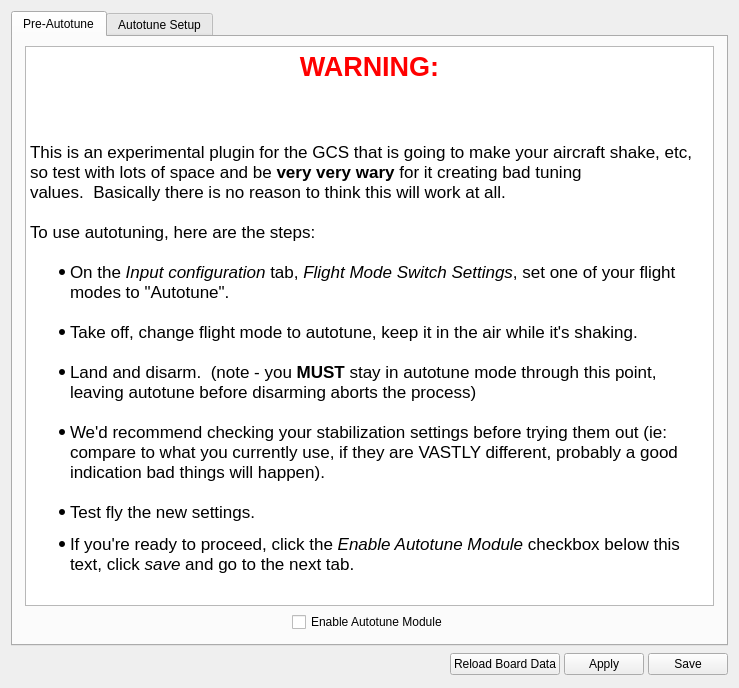
Old version of the form ground/openpilotgcs/src/plugins/config/autotune.ui in the repository openpilot/OpenPilot.
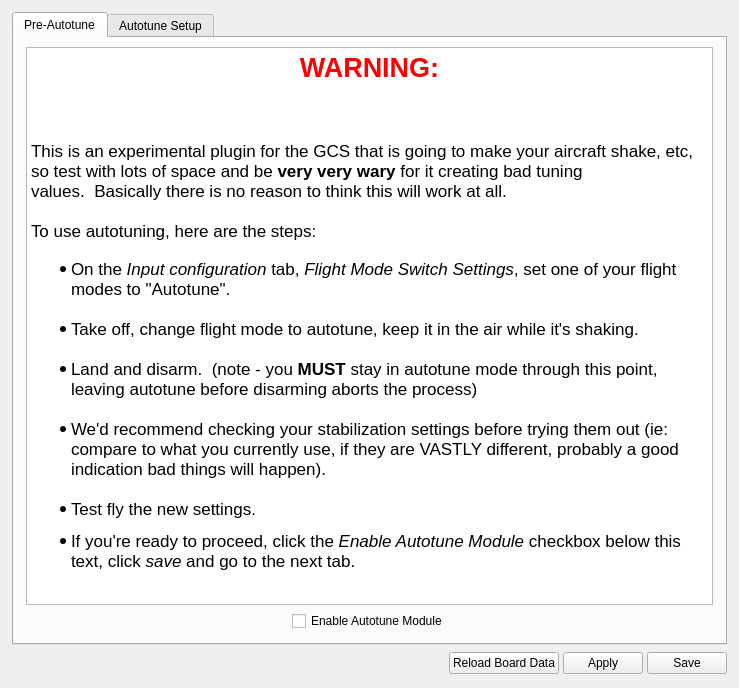
New version of the form.

Commit message: couple little tweaks, is perfect on linux and windows, close enough on osx

Diff of the .ui file:
```diff
--- a/ground/openpilotgcs/src/plugins/config/autotune.ui
+++ b/ground/openpilotgcs/src/plugins/config/autotune.ui
@@ -21,7 +21,10 @@
   </property>
   <layout class="QVBoxLayout" name="verticalLayout_2">
    <property name="spacing">
-    <number>-1</number>
+    <number>6</number>
+   </property>
+   <property name="margin">
+    <number>12</number>
    </property>
    <item>
     <widget class="QTabWidget" name="Autotune_tabs">
@@ -80,17 +83,17 @@
           <string>&lt;!DOCTYPE HTML PUBLIC &quot;-//W3C//DTD HTML 4.0//EN&quot; &quot;http://www.w3.org/TR/REC-html40/strict.dtd&quot;&gt;
 &lt;html&gt;&lt;head&gt;&lt;meta name=&quot;qrichtext&quot; content=&quot;1&quot; /&gt;&lt;style type=&quot;text/css&quot;&gt;
 p, li { white-space: pre-wrap; }
-&lt;/style&gt;&lt;/head&gt;&lt;body style=&quot; font-family:'Lucida Grande'; font-size:13pt; font-weight:400; font-style:normal;&quot;&gt;
-&lt;p align=&quot;center&quot; style=&quot; margin-top:0px; margin-bottom:0px; margin-left:0px; margin-right:0px; -qt-block-indent:0; text-indent:0px;&quot;&gt;&lt;span style=&quot; font-size:20pt; font-weight:600; color:#ff0000;&quot;&gt;WARNING:&lt;/span&gt;&lt;/p&gt;
-&lt;p style=&quot;-qt-paragraph-type:empty; margin-top:0px; margin-bottom:0px; margin-left:0px; margin-right:0px; -qt-block-indent:0; text-indent:0px;&quot;&gt;&lt;br /&gt;&lt;/p&gt;
-&lt;p style=&quot; margin-top:0px; margin-bottom:0px; margin-left:0px; margin-right:0px; -qt-block-indent:0; text-indent:0px;&quot;&gt;&lt;br /&gt;&lt;/p&gt;
-&lt;p style=&quot; margin-top:0px; margin-bottom:0px; margin-left:0px; margin-right:0px; -qt-block-indent:0; text-indent:0px;&quot;&gt;This is an experimental plugin for the GCS that is going to make your aircraft shake, etc, so test with lots of space and be &lt;span style=&quot; font-weight:600;&quot;&gt;very very wary&lt;/span&gt; for it creating bad tuning values.  Basically there is no reason to think this will work at all.&lt;br /&gt;&lt;br /&gt;To use autotuning, here are the steps:&lt;br /&gt;&lt;/p&gt;
-&lt;ul style=&quot;margin-top: 0px; margin-bottom: 0px; margin-left: 0px; margin-right: 0px; -qt-list-indent: 1;&quot;&gt;&lt;li style=&quot; margin-top:0px; margin-bottom:0px; margin-left:0px; margin-right:0px; -qt-block-indent:0; text-indent:0px;&quot;&gt;On the &lt;span style=&quot; font-style:italic;&quot;&gt;Input configuration&lt;/span&gt; tab, &lt;span style=&quot; font-style:italic;&quot;&gt;Flight Mode Switch Settings&lt;/span&gt;, set one of your flight modes to &amp;quot;Autotune&amp;quot;.&lt;br /&gt;&lt;/li&gt;
-&lt;li style=&quot; margin-top:0px; margin-bottom:0px; margin-left:0px; margin-right:0px; -qt-block-indent:0; text-indent:0px;&quot;&gt;Take off, change flight mode to autotune, keep it in the air while it's shaking.&lt;br /&gt;&lt;/li&gt;
-&lt;li style=&quot; margin-top:0px; margin-bottom:0px; margin-left:0px; margin-right:0px; -qt-block-indent:0; text-indent:0px;&quot;&gt;Land and disarm.  (note - you &lt;span style=&quot; font-weight:600;&quot;&gt;MUST&lt;/span&gt; stay in autotune mode through this point, leaving autotune before disarming aborts the process)&lt;br /&gt;&lt;/li&gt;
-&lt;li style=&quot; margin-top:0px; margin-bottom:0px; margin-left:0px; margin-right:0px; -qt-block-indent:0; text-indent:0px;&quot;&gt;We'd recommend checking your stabilization settings before trying them out (ie: compare to what you currently use, if they are VASTLY different, probably a good indication bad things will happen).&lt;br /&gt;&lt;/li&gt;
-&lt;li style=&quot; margin-top:0px; margin-bottom:12px; margin-left:0px; margin-right:0px; -qt-block-indent:0; text-indent:0px;&quot;&gt;Test fly the new settings.&lt;/li&gt;
-&lt;li style=&quot; margin-top:0px; margin-bottom:12px; margin-left:0px; margin-right:0px; -qt-block-indent:0; text-indent:0px;&quot;&gt;If you're ready to proceed, click the &lt;span style=&quot; font-style:italic;&quot;&gt;Enable Autotune Module&lt;/span&gt; checkbox below this text, click &lt;span style=&quot; font-style:italic;&quot;&gt;save&lt;/span&gt; and go to the next tab.&lt;/li&gt;&lt;/ul&gt;&lt;/body&gt;&lt;/html&gt;</string>
+&lt;/style&gt;&lt;/head&gt;&lt;body style=&quot; font-family:'Ubuntu'; font-size:11pt; font-weight:400; font-style:normal;&quot;&gt;
+&lt;p align=&quot;center&quot; style=&quot; margin-top:0px; margin-bottom:0px; margin-left:0px; margin-right:0px; -qt-block-indent:0; text-indent:0px;&quot;&gt;&lt;span style=&quot; font-family:'Lucida Grande'; font-size:20pt; font-weight:600; color:#ff0000;&quot;&gt;WARNING:&lt;/span&gt;&lt;/p&gt;
+&lt;p style=&quot;-qt-paragraph-type:empty; margin-top:0px; margin-bottom:0px; margin-left:0px; margin-right:0px; -qt-block-indent:0; text-indent:0px; font-family:'Lucida Grande'; font-size:13pt;&quot;&gt;&lt;br /&gt;&lt;/p&gt;
+&lt;p style=&quot; margin-top:0px; margin-bottom:0px; margin-left:0px; margin-right:0px; -qt-block-indent:0; text-indent:0px;&quot;&gt;&lt;span style=&quot; font-family:'Lucida Grande'; font-size:13pt;&quot;&gt;&lt;br /&gt;&lt;/span&gt;&lt;/p&gt;
+&lt;p style=&quot; margin-top:0px; margin-bottom:0px; margin-left:0px; margin-right:0px; -qt-block-indent:0; text-indent:0px;&quot;&gt;&lt;span style=&quot; font-family:'Lucida Grande'; font-size:13pt;&quot;&gt;This is an experimental plugin for the GCS that is going to make your aircraft shake, etc, so test with lots of space and be &lt;/span&gt;&lt;span style=&quot; font-family:'Lucida Grande'; font-size:13pt; font-weight:600;&quot;&gt;very very wary&lt;/span&gt;&lt;span style=&quot; font-family:'Lucida Grande'; font-size:13pt;&quot;&gt; for it creating bad tuning values.  Basically there is no reason to think this will work at all.&lt;br /&gt;&lt;br /&gt;To use autotuning, here are the steps:&lt;br /&gt;&lt;/span&gt;&lt;/p&gt;
+&lt;ul style=&quot;margin-top: 0px; margin-bottom: 0px; margin-left: 0px; margin-right: 0px; -qt-list-indent: 1;&quot;&gt;&lt;li style=&quot; font-family:'Lucida Grande'; font-size:13pt;&quot; style=&quot; margin-top:0px; margin-bottom:0px; margin-left:0px; margin-right:0px; -qt-block-indent:0; text-indent:0px;&quot;&gt;On the &lt;span style=&quot; font-style:italic;&quot;&gt;Input configuration&lt;/span&gt; tab, &lt;span style=&quot; font-style:italic;&quot;&gt;Flight Mode Switch Settings&lt;/span&gt;, set one of your flight modes to &amp;quot;Autotune&amp;quot;.&lt;br /&gt;&lt;/li&gt;
+&lt;li style=&quot; font-family:'Lucida Grande'; font-size:13pt;&quot; style=&quot; margin-top:0px; margin-bottom:0px; margin-left:0px; margin-right:0px; -qt-block-indent:0; text-indent:0px;&quot;&gt;Take off, change flight mode to autotune, keep it in the air while it's shaking.&lt;br /&gt;&lt;/li&gt;
+&lt;li style=&quot; font-family:'Lucida Grande'; font-size:13pt;&quot; style=&quot; margin-top:0px; margin-bottom:0px; margin-left:0px; margin-right:0px; -qt-block-indent:0; text-indent:0px;&quot;&gt;Land and disarm.  (note - you &lt;span style=&quot; font-weight:600;&quot;&gt;MUST&lt;/span&gt; stay in autotune mode through this point, leaving autotune before disarming aborts the process)&lt;br /&gt;&lt;/li&gt;
+&lt;li style=&quot; font-family:'Lucida Grande'; font-size:13pt;&quot; style=&quot; margin-top:0px; margin-bottom:0px; margin-left:0px; margin-right:0px; -qt-block-indent:0; text-indent:0px;&quot;&gt;We'd recommend checking your stabilization settings before trying them out (ie: compare to what you currently use, if they are VASTLY different, probably a good indication bad things will happen).&lt;br /&gt;&lt;/li&gt;
+&lt;li style=&quot; font-family:'Lucida Grande'; font-size:13pt;&quot; style=&quot; margin-top:0px; margin-bottom:12px; margin-left:0px; margin-right:0px; -qt-block-indent:0; text-indent:0px;&quot;&gt;Test fly the new settings.&lt;/li&gt;
+&lt;li style=&quot; font-family:'Lucida Grande'; font-size:13pt;&quot; style=&quot; margin-top:0px; margin-bottom:12px; margin-left:0px; margin-right:0px; -qt-block-indent:0; text-indent:0px;&quot;&gt;If you're ready to proceed, click the &lt;span style=&quot; font-style:italic;&quot;&gt;Enable Autotune Module&lt;/span&gt; checkbox below this text, click &lt;span style=&quot; font-style:italic;&quot;&gt;save&lt;/span&gt; and go to the next tab.&lt;/li&gt;&lt;/ul&gt;&lt;/body&gt;&lt;/html&gt;</string>
          </property>
         </widget>
        </item>
```
Left out of the diff: 4 changed lines with no effect on the pictures. The commit also changes 3 other files.
